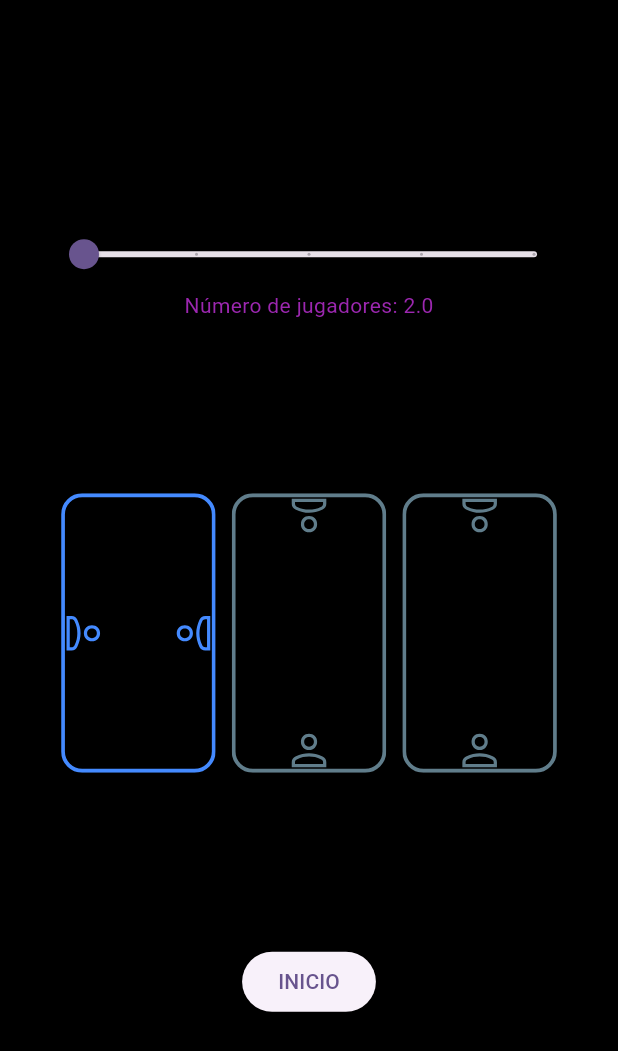
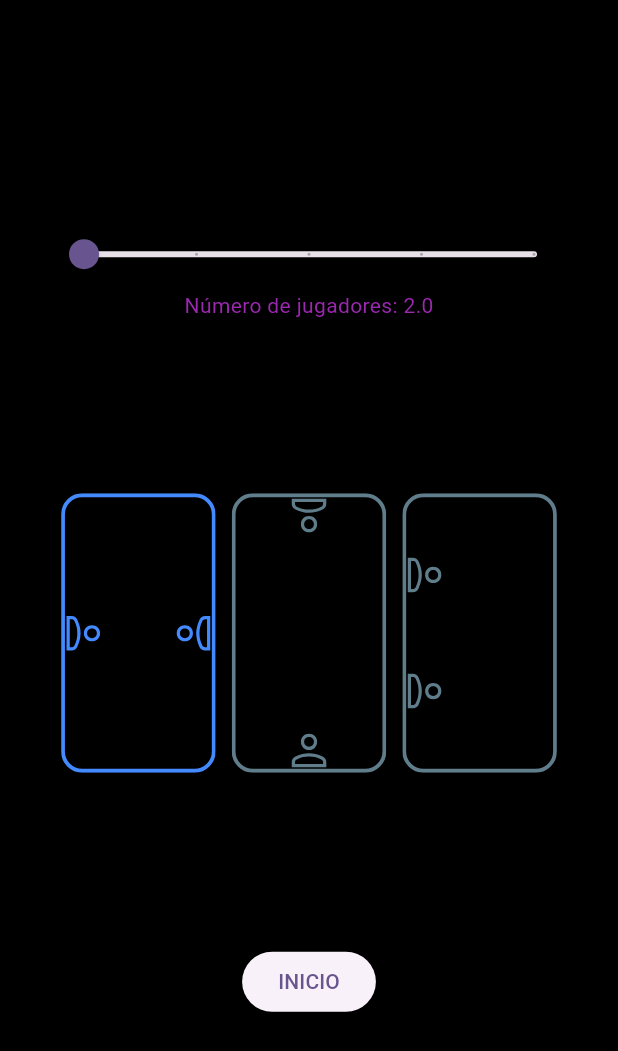
Before and after one commit to roland1308/phase10, a Flutter app: the screen it shows after launch, on a phone screen of 412 x 824 dp. Shown: the top 1051 px of the screen. Run offline on Flutter 3.47's test engine with Material 2 defaults, Android fonts, the phone set to English and light mode, and no system bars; our stand-ins replace flutter_svg, get.

Commit message:
All layouts working

```diff
--- a/lib/main.dart
+++ b/lib/main.dart
@@ -1,12 +1,7 @@
 import 'package:flutter/material.dart';
 import 'package:flutter/services.dart';
 import 'package:get/get.dart';
-import 'package:phase_10_points/views/5_up_layouts/five_up_layout_2.dart';
-import 'package:phase_10_points/views/6_up_layouts/six_up_layout_1.dart';
-import 'package:phase_10_points/views/6_up_layouts/six_up_layout_2.dart';
 import 'package:phase_10_points/views/home_page.dart';
-
-import 'controllers/points_controller.dart';
 
 void main() {
   WidgetsFlutterBinding.ensureInitialized();
@@ -17,13 +12,11 @@ void main() {
     const SystemUiOverlayStyle(statusBarColor: Colors.transparent),
   );
 
-  runApp(MyApp());
+  runApp(const MyApp());
 }
 
 class MyApp extends StatelessWidget {
-  MyApp({super.key});
-
-  final pointsController = Get.put(PointsController());
+  const MyApp({super.key});
 
   @override
   Widget build(BuildContext context) {
@@ -35,41 +28,6 @@ class MyApp extends StatelessWidget {
           useMaterial3: true,
           scaffoldBackgroundColor: Colors.black),
       home: const HomePage(),
-        /*
-        body: GetX<PointsController>(
-          builder: (_) {
-            return Stack(
-              alignment: AlignmentDirectional.center,
-              children: [
-                const SixUpLayout1(),
-                //const SixUpLayout2(),
-                //const FiveUpLayout1(),
-                //const FiveUpLayout2(),
-                //const FourUpLayout1(),
-                //const FourUpLayout2(),
-                //const ThreeUpLayout1(),
-                //const ThreeUpLayout2(),
-                //const TwoUpLayout1()),
-                //const TwoUpLayout2()),
-                //const TwoUpLayout3()),
-                if (pointsController.showingPartial.value)
-                  Positioned(
-                    top: 10,
-                    child: CircleAvatar(
-                      radius: 50,
-                      child: FittedBox(
-                        child: Text(
-                          pointsController.partialPoints.toString(),
-                          style: const TextStyle(fontSize: 150),
-                        ),
-                      ),
-                    ),
-                  ),
-              ],
-            );
-          },
-        ),
-*/
     );
   }
 }
--- a/lib/utils/constants.dart
+++ b/lib/utils/constants.dart
@@ -1,4 +1,17 @@
 import 'package:flutter/material.dart';
+import 'package:phase_10_points/views/2_up_layouts/two_up_layout_1.dart';
+import 'package:phase_10_points/views/2_up_layouts/two_up_layout_2.dart';
+import 'package:phase_10_points/views/2_up_layouts/two_up_layout_3.dart';
+import 'package:phase_10_points/views/3_up_layouts/three_up_layout_1.dart';
+import 'package:phase_10_points/views/3_up_layouts/three_up_layout_2.dart';
+import 'package:phase_10_points/views/4_up_layouts/four_up_layout_1.dart';
+import 'package:phase_10_points/views/4_up_layouts/four_up_layout_2.dart';
+import 'package:phase_10_points/views/5_up_layouts/five_up_layout_1.dart';
+import 'package:phase_10_points/views/5_up_layouts/five_up_layout_2.dart';
+import 'package:phase_10_points/views/6_up_layouts/six_up_layout_1.dart';
+import 'package:phase_10_points/views/6_up_layouts/six_up_layout_2.dart';
+
+import '../models/schema_model.dart';
 
 const Color kColor1 = Colors.purple;
 const Color kColor2 = Colors.indigoAccent;
@@ -7,7 +20,62 @@ const Color kColor4 = Colors.amberAccent;
 const Color kColor5 = Colors.deepOrangeAccent;
 const Color kColor6 = Colors.cyanAccent;
 
-const kLayouts = [
-  ["assets/2_up_layout_1.svg", "assets/2_up_layout_2.svg", "assets/2_up_layout_2.svg"],
-  ["assets/2_up_layout_2.svg", "assets/2_up_layout_1.svg"]
+List<Schema> kLayouts = [
+  Schema(
+    players: 2,
+    assetImages: [
+      "assets/2_up_layout_1.svg",
+      "assets/2_up_layout_2.svg",
+      "assets/2_up_layout_3.svg",
+    ],
+    layoutWidgets: [
+      const TwoUpLayout1(),
+      const TwoUpLayout2(),
+      const TwoUpLayout3(),
+    ],
+  ),
+  Schema(
+    players: 3,
+    assetImages: [
+      "assets/3_up_layout_1.svg",
+      "assets/3_up_layout_2.svg",
+    ],
+    layoutWidgets: [
+      const ThreeUpLayout1(),
+      const ThreeUpLayout2(),
+    ],
+  ),
+  Schema(
+    players: 4,
+    assetImages: [
+      "assets/4_up_layout_1.svg",
+      "assets/4_up_layout_2.svg",
+    ],
+    layoutWidgets: [
+      const FourUpLayout1(),
+      const FourUpLayout2(),
+    ],
+  ),
+  Schema(
+    players: 5,
+    assetImages: [
+      "assets/5_up_layout_1.svg",
+      "assets/5_up_layout_2.svg",
+    ],
+    layoutWidgets: [
+      const FiveUpLayout1(),
+      const FiveUpLayout2(),
+    ],
+  ),
+  Schema(
+    players: 6,
+    assetImages: [
+      "assets/6_up_layout_1.svg",
+      "assets/6_up_layout_2.svg",
+    ],
+    layoutWidgets: [
+      const SixUpLayout1(),
+      const SixUpLayout2(),
+    ],
+  ),
 ];
--- a/lib/views/2_up_layouts/two_up_layout_1.dart
+++ b/lib/views/2_up_layouts/two_up_layout_1.dart
@@ -11,8 +11,7 @@ class TwoUpLayout1 extends StatelessWidget {
 
   @override
   Widget build(BuildContext context) {
-    return Scaffold(
-      body: Column(
+    return Column(
       mainAxisAlignment: MainAxisAlignment.spaceEvenly,
       children: [
         Expanded(
@@ -29,7 +28,6 @@ class TwoUpLayout1 extends StatelessWidget {
                     color: kColor2,
                     maxWidth: MediaQuery.of(context).size.height / 2))),
       ],
-      ),
     );
   }
 }
--- a/lib/views/2_up_layouts/two_up_layout_2.dart
+++ b/lib/views/2_up_layouts/two_up_layout_2.dart
@@ -11,8 +11,7 @@ class TwoUpLayout2 extends StatelessWidget {
 
   @override
   Widget build(BuildContext context) {
-    return Scaffold(
-      body: Column(
+    return Column(
       mainAxisAlignment: MainAxisAlignment.spaceEvenly,
       children: [
         Expanded(
@@ -26,7 +25,6 @@ class TwoUpLayout2 extends StatelessWidget {
             child: PlayerWidget(
                 color: kColor2, maxWidth: MediaQuery.of(context).size.width)),
       ],
-      ),
     );
   }
 }
--- a/lib/views/home_page.dart
+++ b/lib/views/home_page.dart
@@ -3,6 +3,7 @@ import 'package:flutter_svg/svg.dart';
 import 'package:get/get.dart';
 import 'package:phase_10_points/utils/constants.dart';
 import 'package:phase_10_points/views/2_up_layouts/two_up_layout_1.dart';
+import 'package:phase_10_points/views/view_layout.dart';
 
 import '2_up_layouts/two_up_layout_2.dart';
 
@@ -42,17 +43,18 @@ class _HomePageState extends State<HomePage> {
                 ),
                 Text(
                   'Número de jugadores: $players',
-                  style: TextStyle(color: kColor1),
+                  style: const TextStyle(color: kColor1),
                 ),
               ],
             ),
             Row(
               mainAxisAlignment: MainAxisAlignment.spaceEvenly,
-              children: buildSchemas(kLayouts[players.toInt() - 2]),
+              children: buildSchemas(kLayouts[players.toInt() - 2].assetImages),
             ),
             ElevatedButton(
                 onPressed: () {
-                  Get.to(TwoUpLayout1());
+                  Get.to(ViewLayout(players.toInt()-2, selectedLayout-1));
+                  //Get.to(kLayouts[players.toInt() - 2].layoutWidgets[selectedLayout-1]);
                 },
                 child: const Text("INICIO"))
           ],
```
Also changed, not shown: lib/models/schema_model.dart (added, +12 -0 lines), lib/views/view_layout.dart (added, +38 -0 lines), assets/2_up_layout_3.svg (added), assets/3_up_layout_1.svg (added), assets/3_up_layout_2.svg (added), assets/4_up_layout_1.svg (added), assets/4_up_layout_2.svg (added), assets/5_up_layout_1.svg (added), assets/5_up_layout_2.svg (added), assets/6_up_layout_1.svg (added), assets/6_up_layout_2.svg (added). Lines whose indentation alone changed are shown as unchanged.
